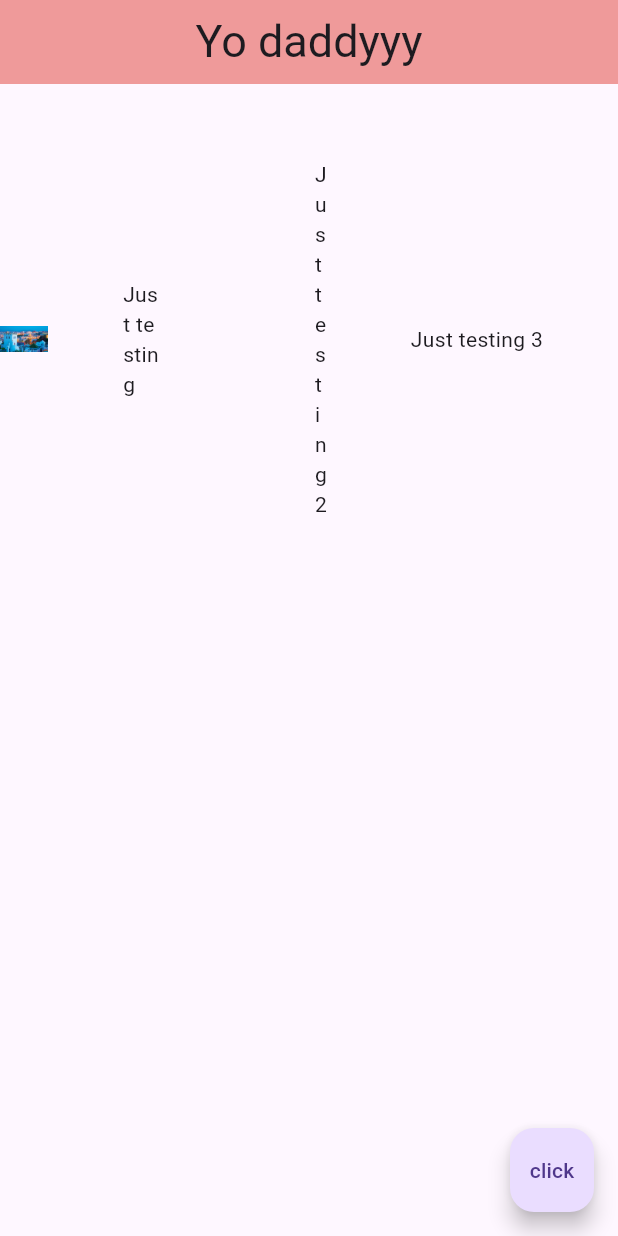
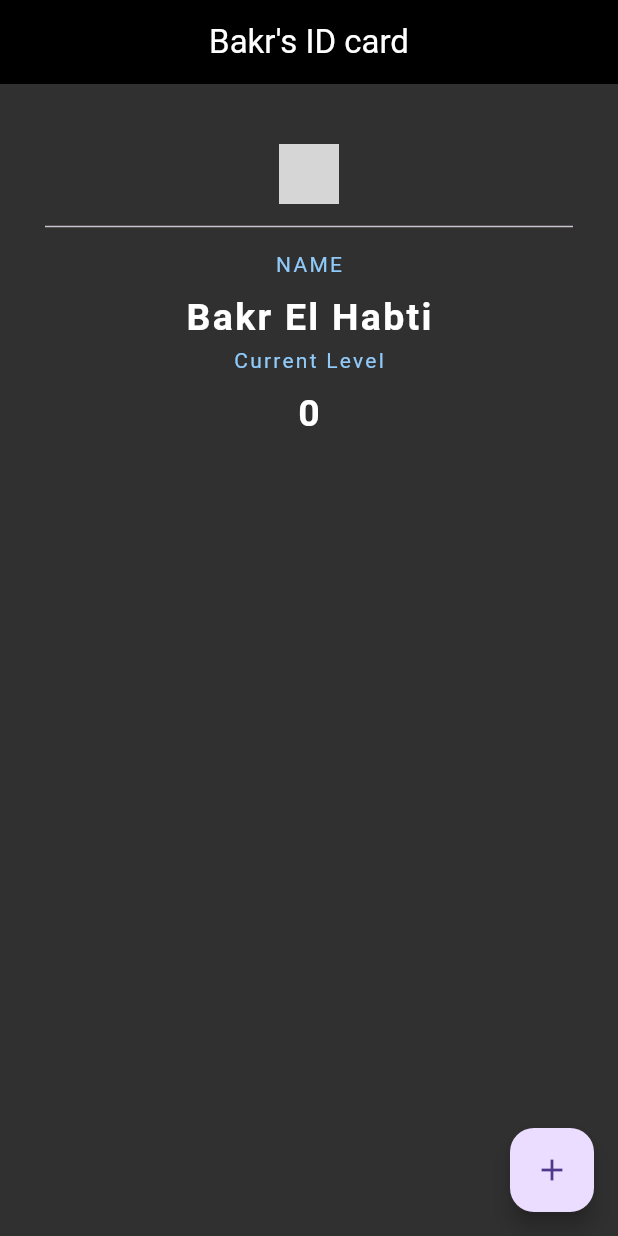
Before and after one commit to Vazimax/flutter-course, a Flutter app: the screen it shows after launch, on a phone screen of 412 x 824 dp. Run offline on Flutter 3.47's test engine with Material 3 defaults, Android fonts, the phone set to English and light mode, and no system bars; grey boxes are pictures that could not be loaded.

Commit message:
added stateful widgets

```diff
--- a/lib/main.dart
+++ b/lib/main.dart
@@ -5,41 +5,127 @@ void main() => runApp(MaterialApp(
       home: Home(),
     ));
 
-class Home extends StatelessWidget {
-  const Home({super.key});
+class Home extends StatefulWidget {
+  @override
+  State<Home> createState() => _HomeState();
+}
+
+class _HomeState extends State<Home> {
+  int level = 0;
 
   @override
   Widget build(BuildContext context) {
     return Scaffold(
+      backgroundColor: Colors.grey[850],
       appBar: AppBar(
         title: Text(
-          'Yo daddyyy',
-          style: TextStyle(fontSize: 30),
+          "Bakr's ID card",
+          style: TextStyle(color: Colors.white),
         ),
         centerTitle: true,
-        backgroundColor: Colors.red[200],
-      ),
-      body: Row(
-        // mainAxisAlignment: MainAxisAlignment.spaceAround,
-        // crossAxisAlignment: CrossAxisAlignment.end,
-        children: <Widget>[
-          Expanded(child: Image.asset('assets/image.webp')),
-          Expanded(
-            flex:4,
-            child: Container(
-                padding: EdgeInsets.all(50), child: Text('Just testing')),
-          ),
-          Expanded(
-              flex:2,
-              child: Container(
-                  padding: EdgeInsets.all(50), child: Text('Just testing 2'))),
-          Container(padding: EdgeInsets.all(50), child: Text('Just testing 3')),
-        ],
+        backgroundColor: Colors.black,
       ),
       floatingActionButton: FloatingActionButton(
-        onPressed: () {},
-        child: Text('click'),
+        onPressed: () {
+          setState(() {
+            level += 1;
+          });
+        },
+        child: Icon(Icons.add),
+        backgroundColor: Colors.grey[650],
+      ),
+      body: Padding(
+        padding: EdgeInsets.fromLTRB(30, 40, 30, 0),
+        child: Column(
+          children: <Widget>[
+            Center(
+              child: CircleAvatar(
+                backgroundImage: AssetImage('assets/iamge/webp'),
+              ),
+            ),
+            Divider(
+              height: 30,
+            ),
+            Text(
+              'NAME',
+              style: TextStyle(
+                color: Colors.blue[200],
+                letterSpacing: 1.5,
+              ),
+            ),
+            SizedBox(
+              height: 8,
+            ),
+            Text(
+              'Bakr El Habti',
+              style: TextStyle(
+                  color: Colors.white,
+                  fontSize: 25,
+                  letterSpacing: 1.5,
+                  fontWeight: FontWeight.bold),
+            ),
+            Text(
+              'Current Level',
+              style: TextStyle(
+                color: Colors.blue[200],
+                letterSpacing: 1.5,
+              ),
+            ),
+            SizedBox(
+              height: 8,
+            ),
+            Text(
+              '$level',
+              style: TextStyle(
+                  color: Colors.white,
+                  fontSize: 25,
+                  letterSpacing: 1.5,
+                  fontWeight: FontWeight.bold),
+            ),
+          ],
+        ),
       ),
     );
   }
 }
+
+
+
+// class Home extends StatelessWidget {
+//   const Home({super.key});
+
+//   @override
+//   Widget build(BuildContext context) {
+//     return Scaffold(
+//       appBar: AppBar(
+//         title: Text(
+//           'Yo daddyyy',
+//           style: TextStyle(fontSize: 30),
+//         ),
+//         centerTitle: true,
+//         backgroundColor: Colors.red[200],
+//       ),
+//       body: Row(
+//         // mainAxisAlignment: MainAxisAlignment.spaceAround,
+//         // crossAxisAlignment: CrossAxisAlignment.end,
+//         children: <Widget>[
+//           Expanded(child: Image.asset('assets/image.webp')),
+//           Expanded(
+//             flex:4,
+//             child: Container(
+//                 padding: EdgeInsets.all(50), child: Text('Just testing')),
+//           ),
+//           Expanded(
+//               flex:2,
+//               child: Container(
+//                   padding: EdgeInsets.all(50), child: Text('Just testing 2'))),
+//           Container(padding: EdgeInsets.all(50), child: Text('Just testing 3')),
+//         ],
+//       ),
+//       floatingActionButton: FloatingActionButton(
+//         onPressed: () {},
+//         child: Text('click'),
+//       ),
+//     );
+//   }
+// }
```
